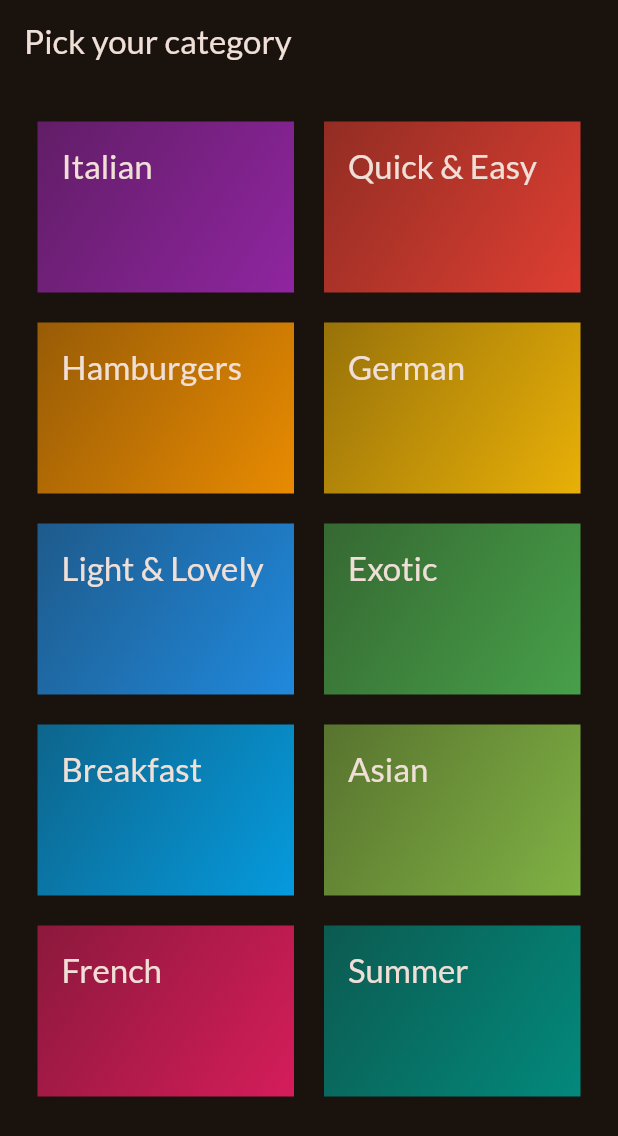
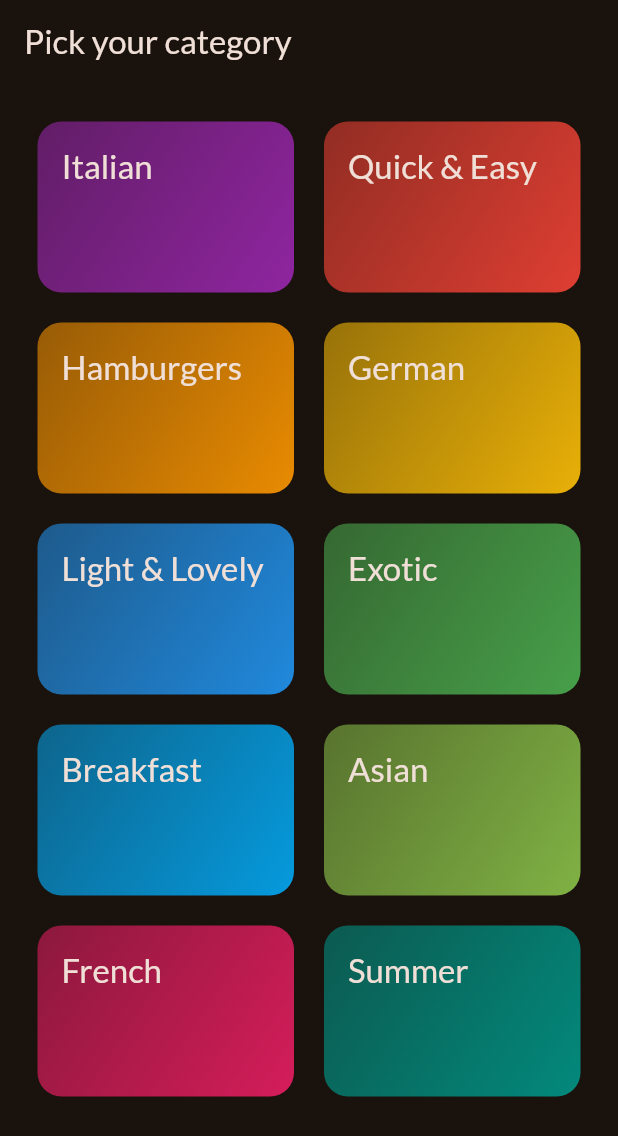
Before and after one commit to sanketsharma007/meals, a Flutter app: the screen it shows after launch, on a phone screen of 412 x 824 dp. Shown: the top 1136 px of the screen. Run offline on Flutter 3.47's test engine with Material 3 defaults, Android fonts, the phone set to English and light mode, and no system bars; our stand-ins replace google_fonts.

Commit message:
Making Widget tappable using InkWell

```diff
--- a/lib/widgets/category_grid_item.dart
+++ b/lib/widgets/category_grid_item.dart
@@ -1,5 +1,4 @@
 import 'package:flutter/material.dart';
-import 'package:flutter/widgets.dart';
 import 'package:meals/models/category.dart';
 
 class CategoryGridItem extends StatelessWidget {
@@ -13,9 +12,14 @@ class CategoryGridItem extends StatelessWidget {
   @override
   Widget build(BuildContext context) {
 
-    return Container(
+    return InkWell(
+      onTap: () {},
+      splashColor: Theme.of(context).primaryColor,
+      borderRadius: BorderRadius.circular(16),
+      child: Container(
         padding: const EdgeInsets.all(16),
         decoration: BoxDecoration(
+          borderRadius: BorderRadius.circular(16),
           gradient: LinearGradient(
             colors: [
             category.color.withOpacity(0.55),
@@ -30,6 +34,7 @@ class CategoryGridItem extends StatelessWidget {
           style: Theme.of(context).textTheme.titleLarge!.copyWith(
             color: Theme.of(context).colorScheme.onBackground,
           )),
+      ),
     );
 
   }
```
Lines whose indentation alone changed are shown as unchanged.
